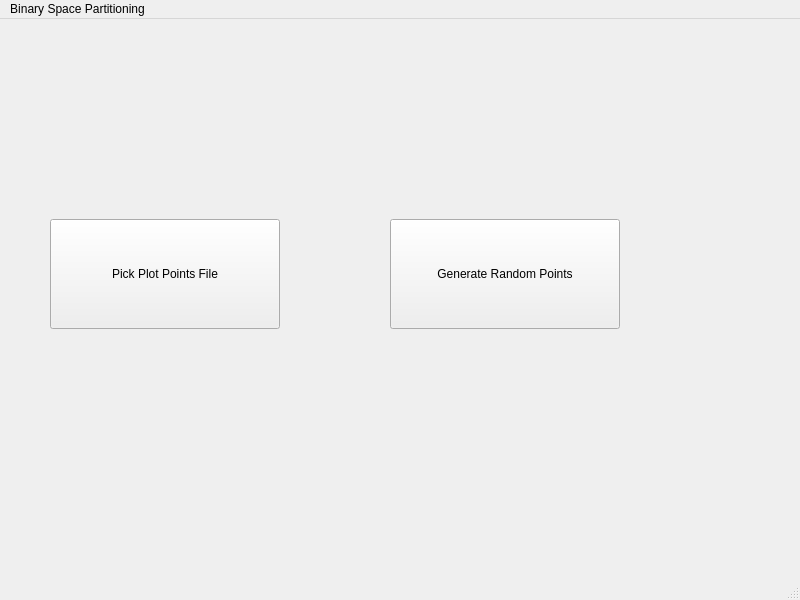
First picture: the form in src/mainwindow.ui, repository mohamedamrnady/BinarySpacePartitioning, before the edit.
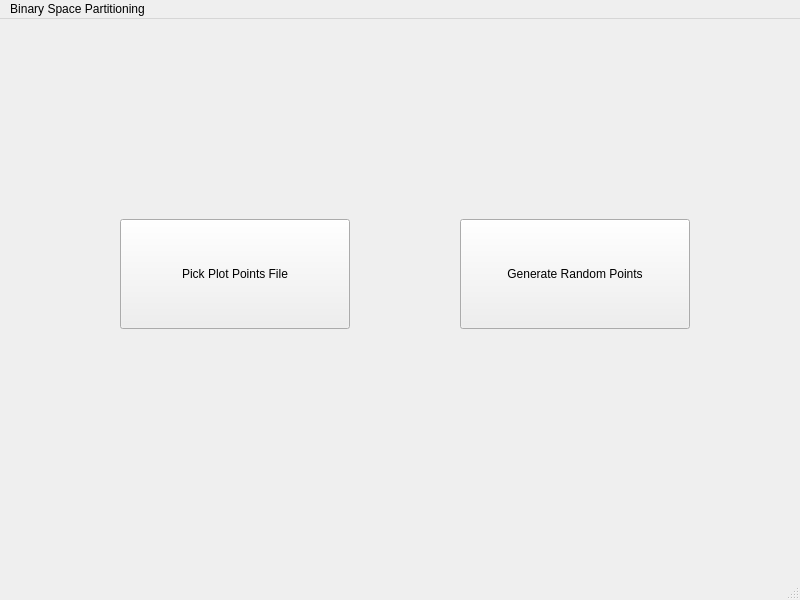
Second picture: the form after the edit. Custom widgets are drawn as their Qt base class.

Commit message: BSP: fix partition drawing in GUI

The edit to the form file:
```diff
--- a/src/mainwindow.ui
+++ b/src/mainwindow.ui
@@ -33,7 +33,7 @@
      <widget class="QPushButton" name="pickFile">
       <property name="geometry">
        <rect>
-        <x>40</x>
+        <x>110</x>
         <y>200</y>
         <width>230</width>
         <height>110</height>
@@ -42,11 +42,20 @@
       <property name="text">
        <string>Pick Plot Points File</string>
       </property>
+      <property name="autoDefault">
+       <bool>false</bool>
+      </property>
+      <property name="default">
+       <bool>false</bool>
+      </property>
+      <property name="flat">
+       <bool>false</bool>
+      </property>
      </widget>
      <widget class="QPushButton" name="randomPoints">
       <property name="geometry">
        <rect>
-        <x>380</x>
+        <x>450</x>
         <y>200</y>
         <width>230</width>
         <height>110</height>
```
Left out of the diff: 4 changed lines with no effect on the pictures. The commit also changes 2 other files.
